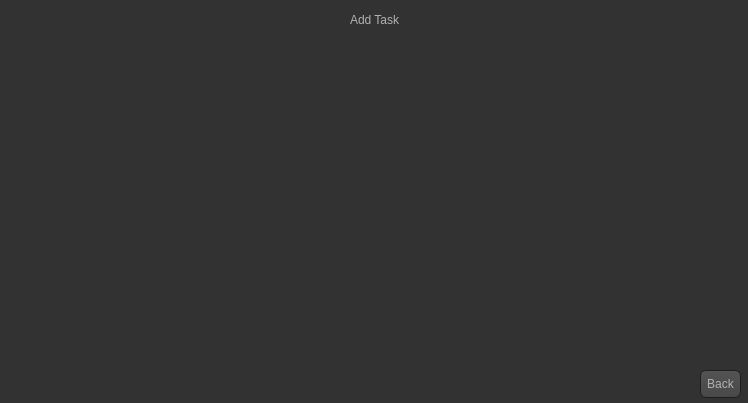
First picture: the form in developer/mainwindow.ui, repository CPSC36201Spring20018/DreamTeamRepo, before the edit.
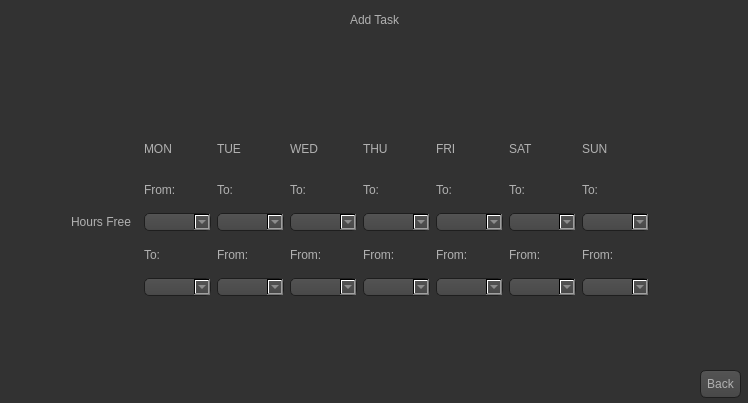
Second picture: the form after the edit. The open tabs and pages were chosen to show the change. Icons and pictures are not drawn.

The edit to the form file:
```diff
--- a/developer/mainwindow.ui
+++ b/developer/mainwindow.ui
@@ -577,6 +577,222 @@
        <string>Add Task</string>
       </property>
      </widget>
+     <widget class="QWidget" name="gridLayoutWidget">
+      <property name="geometry">
+       <rect>
+        <x>60</x>
+        <y>120</y>
+        <width>600</width>
+        <height>187</height>
+       </rect>
+      </property>
+      <layout class="QGridLayout" name="gridLayout">
+       <item row="1" column="2">
+        <widget class="QLabel" name="label_4">
+         <property name="text">
+          <string>To:</string>
+         </property>
+        </widget>
+       </item>
+       <item row="2" column="1">
+        <widget class="QComboBox" name="a_monFrom"/>
+       </item>
+       <item row="3" column="5">
+        <widget class="QLabel" name="label_13">
+         <property name="text">
+          <string>From:</string>
+         </property>
+        </widget>
+       </item>
+       <item row="2" column="0">
+        <widget class="QLabel" name="label_18">
+         <property name="text">
+          <string>Hours Free</string>
+         </property>
+        </widget>
+       </item>
+       <item row="4" column="6">
+        <widget class="QComboBox" name="a_satTo"/>
+       </item>
+       <item row="1" column="4">
+        <widget class="QLabel" name="label_10">
+         <property name="text">
+          <string>To:</string>
+         </property>
+        </widget>
+       </item>
+       <item row="1" column="6">
+        <widget class="QLabel" name="label_14">
+         <property name="text">
+          <string>To:</string>
+         </property>
+        </widget>
+       </item>
+       <item row="1" column="5">
+        <widget class="QLabel" name="label_12">
+         <property name="text">
+          <string>To:</string>
+         </property>
+        </widget>
+       </item>
+       <item row="2" column="6">
+        <widget class="QComboBox" name="a_satFrom"/>
+       </item>
+       <item row="2" column="2">
+        <widget class="QComboBox" name="a_tueFrom"/>
+       </item>
+       <item row="2" column="3">
+        <widget class="QComboBox" name="a_wedFrom"/>
+       </item>
+       <item row="2" column="7">
+        <widget class="QComboBox" name="a_sunFrom"/>
+       </item>
+       <item row="4" column="3">
+        <widget class="QComboBox" name="a_wedTo"/>
+       </item>
+       <item row="4" column="4">
+        <widget class="QComboBox" name="a_thuTo"/>
+       </item>
+       <item row="1" column="1">
+        <widget class="QLabel" name="label_2">
+         <property name="text">
+          <string>From:</string>
+         </property>
+        </widget>
+       </item>
+       <item row="2" column="4">
+        <widget class="QComboBox" name="a_thuFrom"/>
+       </item>
+       <item row="3" column="7">
+        <widget class="QLabel" name="label_17">
+         <property name="text">
+          <string>From:</string>
+         </property>
+        </widget>
+       </item>
+       <item row="4" column="7">
+        <widget class="QComboBox" name="a_sunTo"/>
+       </item>
+       <item row="3" column="3">
+        <widget class="QLabel" name="label_9">
+         <property name="text">
+          <string>From:</string>
+         </property>
+        </widget>
+       </item>
+       <item row="1" column="3">
+        <widget class="QLabel" name="label_8">
+         <property name="text">
+          <string>To:</string>
+         </property>
+        </widget>
+       </item>
+       <item row="3" column="4">
+        <widget class="QLabel" name="label_11">
+         <property name="text">
+          <string>From:</string>
+         </property>
+        </widget>
+       </item>
+       <item row="3" column="6">
+        <widget class="QLabel" name="label_15">
+         <property name="text">
+          <string>From:</string>
+         </property>
+        </widget>
+       </item>
+       <item row="4" column="2">
+        <widget class="QComboBox" name="a_tueTo"/>
+       </item>
+       <item row="2" column="5">
+        <widget class="QComboBox" name="a_friFrom"/>
+       </item>
+       <item row="0" column="7">
+        <widget class="QLabel" name="label_25">
+         <property name="text">
+          <string>SUN</string>
+         </property>
+        </widget>
+       </item>
+       <item row="4" column="1">
+        <widget class="QComboBox" name="a_monTo"/>
+       </item>
+       <item row="4" column="5">
+        <widget class="QComboBox" name="a_friTo"/>
+       </item>
+       <item row="0" column="6">
+        <widget class="QLabel" name="label_24">
+         <property name="text">
+          <string>SAT</string>
+         </property>
+        </widget>
+       </item>
+       <item row="3" column="1">
+        <widget class="QLabel" name="label_3">
+         <property name="text">
+          <string>To:</string>
+         </property>
+        </widget>
+       </item>
+       <item row="1" column="7">
+        <widget class="QLabel" name="label_16">
+         <property name="text">
+          <string>To:</string>
+         </property>
+        </widget>
+       </item>
+       <item row="0" column="1">
+        <widget class="QLabel" name="label_19">
+         <property name="text">
+          <string>MON</string>
+         </property>
+        </widget>
+       </item>
+       <item row="0" column="3">
+        <widget class="QLabel" name="label_21">
+         <property name="text">
+          <string>WED</string>
+         </property>
+        </widget>
+       </item>
+       <item row="3" column="2">
+        <widget class="QLabel" name="label_5">
+         <property name="text">
+          <string>From:</string>
+         </property>
+        </widget>
+       </item>
+       <item row="0" column="2">
+        <widget class="QLabel" name="label_20">
+         <property name="text">
+          <string>TUE</string>
+         </property>
+        </widget>
+       </item>
+       <item row="0" column="5">
+        <widget class="QLabel" name="label_23">
+         <property name="text">
+          <string>FRI</string>
+         </property>
+        </widget>
+       </item>
+       <item row="0" column="4">
+        <widget class="QLabel" name="label_22">
+         <property name="text">
+          <string>THU</string>
+         </property>
+        </widget>
+       </item>
+      </layout>
+     </widget>
+     <zorder>ab_back</zorder>
+     <zorder>al_label1</zorder>
+     <zorder>gridLayoutWidget</zorder>
+     <zorder>textBrowser_2</zorder>
+     <zorder>label_7</zorder>
+     <zorder>label_6</zorder>
+     <zorder>a_monFrom_2</zorder>
+     <zorder>a_monTo_2</zorder>
     </widget>
    </widget>
   </widget>
```
Left out of the diff: 51 changed lines with no effect on the pictures.
